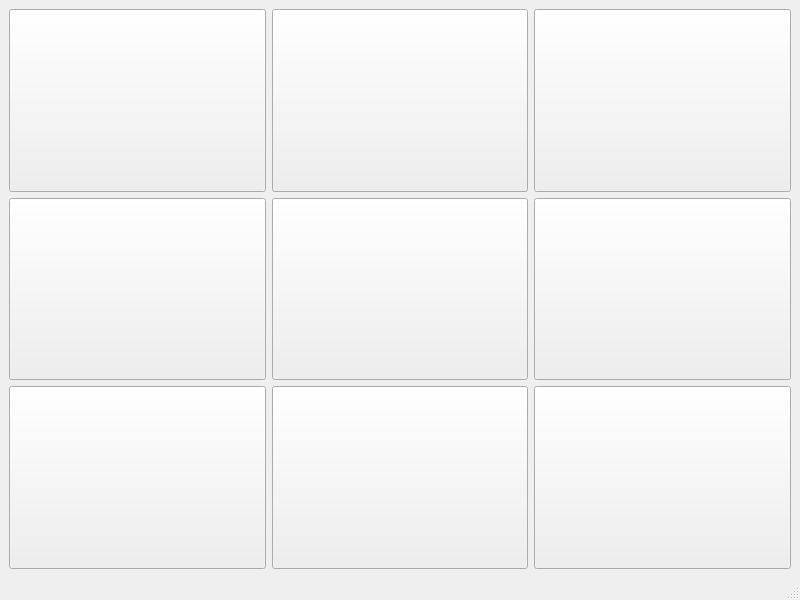
Old version of the form MainWindow.ui in the repository guerinoni/tictactoe.
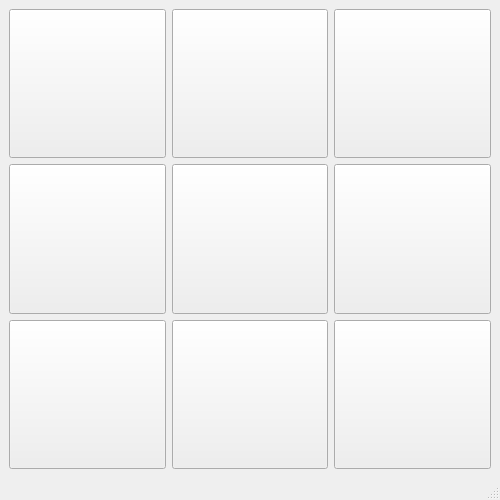
New version of the form.

Commit message: Change windows size to make a square 500x500

```diff
--- a/MainWindow.ui
+++ b/MainWindow.ui
@@ -6,8 +6,8 @@
    <rect>
     <x>0</x>
     <y>0</y>
-    <width>800</width>
-    <height>600</height>
+    <width>500</width>
+    <height>500</height>
    </rect>
   </property>
   <property name="windowTitle">
```
